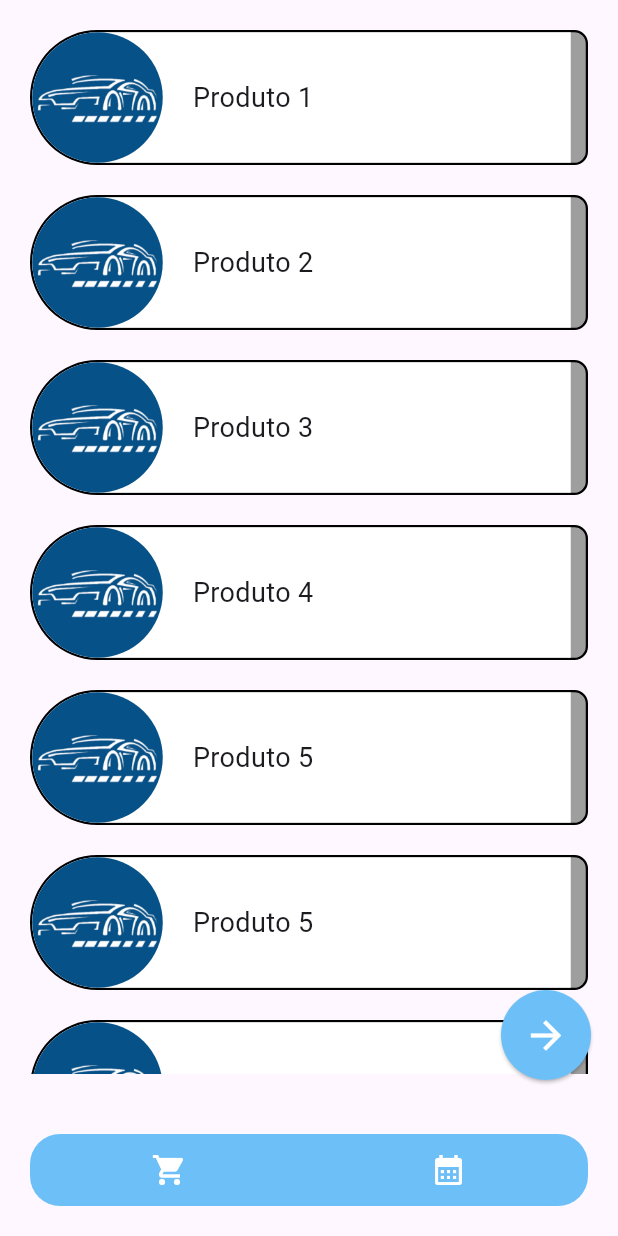
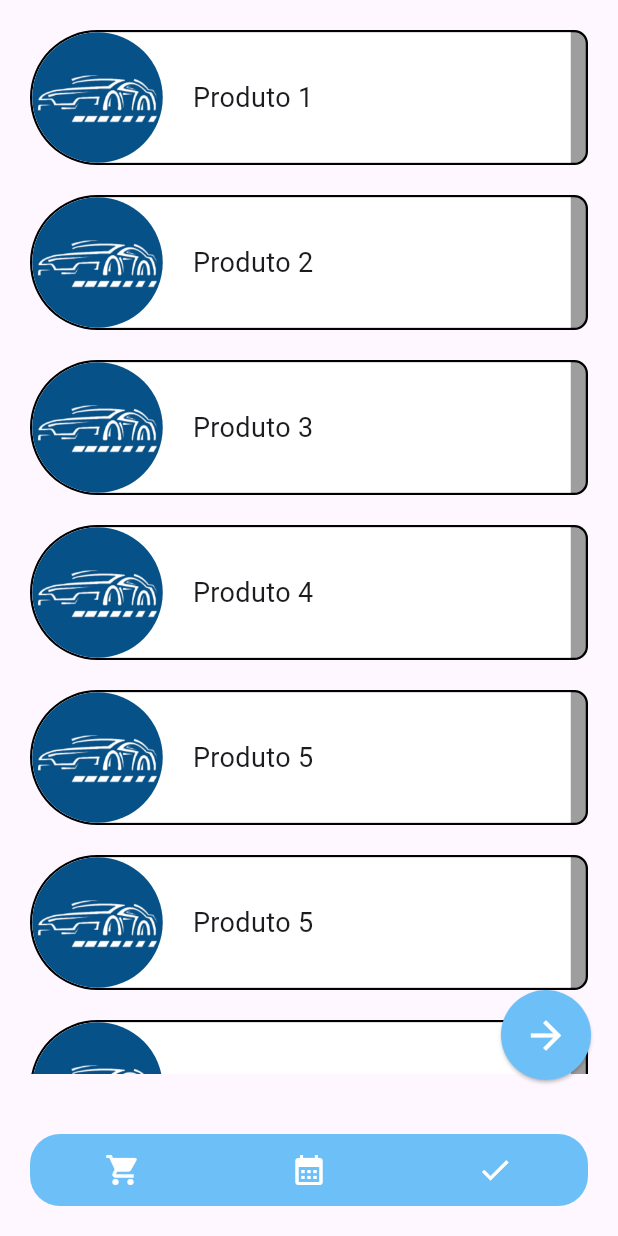
Before and after one commit to kauanBestel/flutter-equipment-booking, a Flutter app: the AdminPage screen opened directly, after a tap on the "shopping cart" icon, on a phone screen of 412 x 824 dp. Run offline on Flutter 3.47's test engine with Material 3 defaults, Android fonts, the phone set to English and light mode, and no system bars; our stand-ins replace cloud_firestore, firebase_auth, firebase_core, flutter_dotenv, table_calendar; missing offline and left inert: steps_indicator; accounts and stored records are empty.

Commit message:
vidotto changes

```diff
--- a/lib/main.dart
+++ b/lib/main.dart
@@ -1,5 +1,7 @@
 import 'package:equipment_boking/presentation/firebaseAuth/firebase_options.dart';
+import 'package:equipment_boking/presentation/screens/pages/calendar_page.dart';
 import 'package:equipment_boking/presentation/screens/pages/products_page.dart';
+import 'package:equipment_boking/presentation/screens/pages/register_page.dart';
 import 'package:flutter/foundation.dart';
 import 'package:flutter_dotenv/flutter_dotenv.dart';
 import 'package:firebase_core/firebase_core.dart';
@@ -30,7 +32,7 @@ class MyApp extends StatelessWidget {
   @override
   Widget build(BuildContext context) {
     return const MaterialApp(
-      home: ProductsPage(),
+      home: CalendarPage(),
     );
   }
 }
--- a/lib/presentation/widgets/custom_botomappbar.dart
+++ b/lib/presentation/widgets/custom_botomappbar.dart
@@ -1,11 +1,12 @@
+import 'package:equipment_boking/presentation/screens/pages/calendar_page.dart';
 import 'package:equipment_boking/presentation/screens/pages/products_page.dart';
 import 'package:flutter/material.dart';
 
 class CustomBottomAppBar extends StatefulWidget {
   const CustomBottomAppBar({
-    super.key,
+    Key? key,
     this.buttonColor = const Color(0xFF6DC0F7),
-  });
+  }) : super(key: key);
 
   final Color buttonColor;
 
@@ -13,11 +14,20 @@ class CustomBottomAppBar extends StatefulWidget {
   State<CustomBottomAppBar> createState() => _CustomBottomAppBarState();
 }
 
+class IconRoute {
+  final IconData icon;
+  final Widget route;
+
+  IconRoute({required this.icon, required this.route});
+}
+
 class _CustomBottomAppBarState extends State<CustomBottomAppBar> {
   int i = 0;
-  List<IconData> iconList = [Icons.shopping_cart, Icons.calendar_month];
-  //substituir icone por um objeto {icon: Icons.X, route: XPage}
-
+  List<IconRoute> iconRoutes = [
+    IconRoute(icon: Icons.shopping_cart, route: const ProductsPage()),
+    IconRoute(icon: Icons.calendar_month, route: const CalendarPage()),
+    IconRoute(icon: Icons.check, route: const ProductsPage()),
+  ];
   @override
   Widget build(BuildContext context) {
     return Container(
@@ -30,19 +40,17 @@ class _CustomBottomAppBarState extends State<CustomBottomAppBar> {
       child: Row(
         mainAxisAlignment: MainAxisAlignment.spaceAround,
         children: [
-          for (var i = 0; i < iconList.length; i++)
+          for (var iconRoute in iconRoutes)
             IconButton(
               icon: Icon(
-                iconList[i],
+                iconRoute.icon,
                 color: Colors.white,
               ),
               onPressed: () {
                 Navigator.push(
                   context,
-                  MaterialPageRoute(
-                    builder: (context) => const ProductsPage(),
-                    //substituir por iconList.route
-                  ),
+                  MaterialPageRoute(builder: (context) => iconRoute.route),
+                  //substituir por iconList.route
                 );
               },
             ),
```
